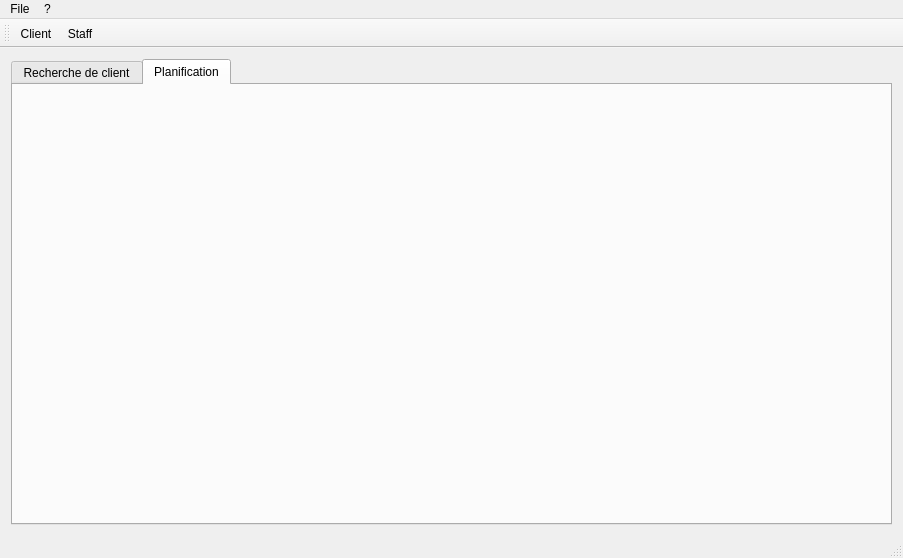
The window that QTP/mainwindow.ui (Qu3tzal/TpQt) describes before a commit, drawn with Qt 5.
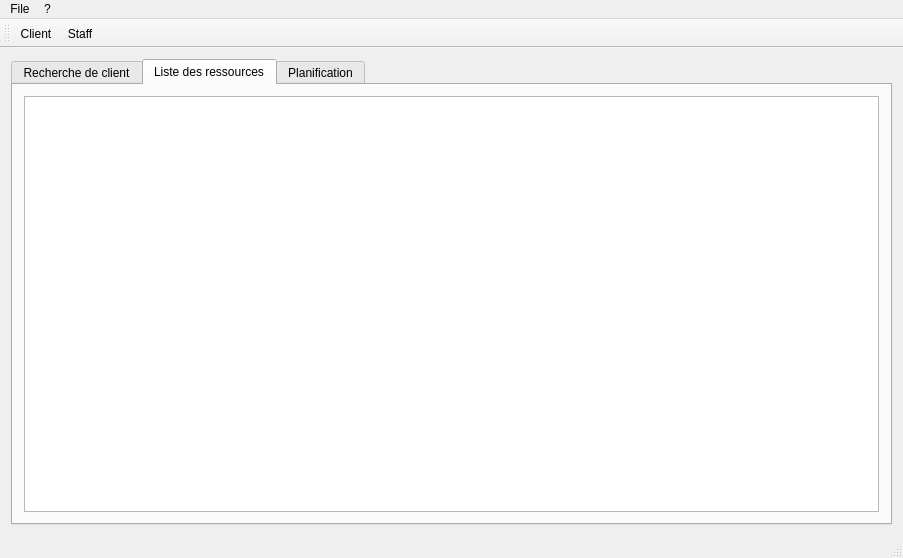
The same window after the commit. The open tabs and pages were chosen to show the change. Icons and pictures are not drawn.

Commit message: Ajout de l'onglet Liste des ressources

Patch:
```diff
--- a/QTP/mainwindow.ui
+++ b/QTP/mainwindow.ui
@@ -18,7 +18,7 @@
     <item>
      <widget class="QTabWidget" name="tabWidget">
       <property name="currentIndex">
-       <number>1</number>
+       <number>2</number>
       </property>
       <widget class="QWidget" name="clientSearchTabWidget">
        <attribute name="title">
@@ -26,11 +26,17 @@
        </attribute>
        <layout class="QVBoxLayout" name="verticalLayout_4">
         <item>
-         <layout class="QVBoxLayout" name="verticalLayout_3">
-          <item>
            <widget class="QTableView" name="clientSearchTableView"/>
           </item>
          </layout>
+      </widget>
+      <widget class="QWidget" name="staffListTabWidget">
+       <attribute name="title">
+        <string>Liste des ressources</string>
+       </attribute>
+       <layout class="QVBoxLayout" name="verticalLayout_2">
+        <item>
+         <widget class="QTableView" name="staffListTableView"/>
         </item>
        </layout>
       </widget>
```
Lines whose indentation alone changed are shown as unchanged.
